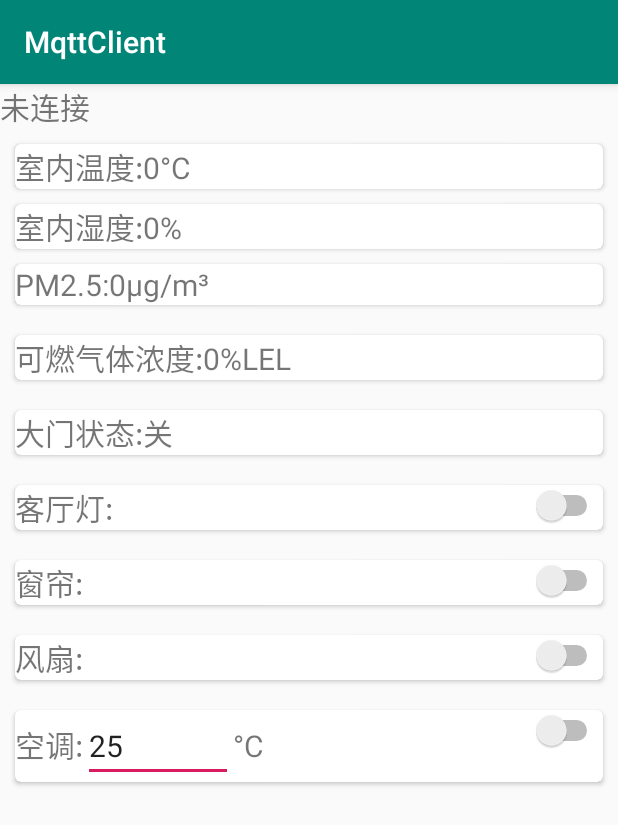
After one commit to lnstow/mqtt-client, an Android app: the DevicesDemoActivity screen opened directly, with no data from a screen before it, on a phone screen of 412 x 824 dp. The commit adds this screen. Shown: the top 825 px of the screen. Run offline under Robolectric (Android 15) with nearby library versions, the phone set to English and light mode, and no system bars; libraries missing offline, so code that uses them is left out: org.eclipse.paho; 2 statements that could not run were skipped.

Commit message:
完成设备控制功能

```diff
--- a/app/build.gradle
+++ b/app/build.gradle
@@ -30,4 +30,5 @@ dependencies {
     implementation 'org.eclipse.paho:org.eclipse.paho.android.service:1.1.1'
     implementation 'com.google.android.material:material:1.2.0-alpha05'
     implementation 'com.android.support:support-v4:4.4.1'
+    implementation 'com.google.code.gson:gson:2.7'
 }
--- a/app/src/main/AndroidManifest.xml
+++ b/app/src/main/AndroidManifest.xml
@@ -16,8 +16,7 @@
         android:roundIcon="@mipmap/ic_launcher_round"
         android:supportsRtl="true"
         android:theme="@style/AppTheme">
-        <activity android:name=".ActorsActivity"></activity>
-        <activity android:name=".SensorsActivity" />
+        <activity android:name=".DevicesDemoActivity" />
         <activity android:name=".PubSubTestActivity" />
         <activity android:name=".SettingsActivity" />
 
--- a/app/src/main/java/com/example/mqttclient/PubSubTestActivity.java
+++ b/app/src/main/java/com/example/mqttclient/PubSubTestActivity.java
@@ -33,6 +33,8 @@ public class PubSubTestActivity extends AppCompatActivity implements MqttService
             mqttBinder.setMqttEventCallback(PubSubTestActivity.this);
             if(mqttBinder.isConnected()){
                 connectState.setText("已连接");
+            } else {
+                connectState.setText("未连接");
             }
         }
 
--- a/app/src/main/java/com/example/mqttclient/protocol/Encoder.java
+++ /dev/null
@@ -1,4 +0,0 @@
-package com.example.mqttclient.protocol;
-
-public class Encoder {
-}
--- /dev/null
+++ b/app/src/main/res/layout/activity_devices_demo.xml
@@ -0,0 +1,306 @@
+<?xml version="1.0" encoding="utf-8"?>
+<androidx.core.widget.NestedScrollView xmlns:android="http://schemas.android.com/apk/res/android"
+    xmlns:app="http://schemas.android.com/apk/res-auto"
+    android:layout_width="match_parent"
+    android:layout_height="match_parent"
+    app:layout_behavior="@string/appbar_scrolling_view_behavior">
+
+    <LinearLayout
+        android:layout_width="match_parent"
+        android:layout_height="match_parent"
+        android:orientation="vertical">
+
+        <TextView
+            android:id="@+id/dev_connect_state"
+            android:layout_width="wrap_content"
+            android:layout_height="wrap_content"
+            android:text="未连接"
+            android:textSize="20sp"/>
+
+        <androidx.cardview.widget.CardView
+            android:layout_width="match_parent"
+            android:layout_height="wrap_content"
+            android:layout_marginLeft="10dp"
+            android:layout_marginTop="10dp"
+            android:layout_marginRight="10dp"
+            app:cardCornerRadius="4dp">
+
+            <LinearLayout
+                android:layout_width="match_parent"
+                android:layout_height="wrap_content"
+                android:orientation="horizontal">
+
+                <TextView
+                    android:layout_width="wrap_content"
+                    android:layout_height="wrap_content"
+                    android:text="室内温度:"
+                    android:textSize="20sp"/>
+
+                <TextView
+                    android:id="@+id/temperature_value"
+                    android:layout_width="wrap_content"
+                    android:layout_height="wrap_content"
+                    android:text="0"
+                    android:textSize="20sp"/>
+                <TextView
+                    android:layout_width="wrap_content"
+                    android:layout_height="wrap_content"
+                    android:text="°C"
+                    android:textSize="20sp"/>
+            </LinearLayout>
+        </androidx.cardview.widget.CardView>
+
+        <androidx.cardview.widget.CardView
+            android:layout_width="match_parent"
+            android:layout_height="wrap_content"
+            android:layout_marginLeft="10dp"
+            android:layout_marginTop="10dp"
+            android:layout_marginRight="10dp"
+            app:cardCornerRadius="4dp">
+
+            <LinearLayout
+                android:layout_width="match_parent"
+                android:layout_height="wrap_content"
+                android:orientation="horizontal">
+
+                <TextView
+                    android:layout_width="wrap_content"
+                    android:layout_height="wrap_content"
+                    android:text="室内湿度:"
+                    android:textSize="20sp"/>
+
+                <TextView
+                    android:id="@+id/humidity_value"
+                    android:layout_width="wrap_content"
+                    android:layout_height="wrap_content"
+                    android:text="0"
+                    android:textSize="20sp"/>
+                <TextView
+                    android:layout_width="wrap_content"
+                    android:layout_height="wrap_content"
+                    android:text="%"
+                    android:textSize="20sp"/>
+            </LinearLayout>
+        </androidx.cardview.widget.CardView>
+        <androidx.cardview.widget.CardView
+            android:layout_width="match_parent"
+            android:layout_height="wrap_content"
+            android:layout_marginLeft="10dp"
+            android:layout_marginTop="10dp"
+            android:layout_marginBottom="10dp"
+            android:layout_marginRight="10dp"
+            app:cardCornerRadius="4dp">
+
+            <LinearLayout
+                android:layout_width="match_parent"
+                android:layout_height="wrap_content"
+                android:orientation="horizontal">
+
+                <TextView
+                    android:layout_width="wrap_content"
+                    android:layout_height="wrap_content"
+                    android:text="PM2.5:"
+                    android:textSize="20sp"/>
+
+                <TextView
+                    android:id="@+id/pm_value"
+                    android:layout_width="wrap_content"
+                    android:layout_height="wrap_content"
+                    android:text="0"
+                    android:textSize="20sp"/>
+                <TextView
+                    android:layout_width="wrap_content"
+                    android:layout_height="wrap_content"
+                    android:text="μg/m³"
+                    android:textSize="20sp"/>
+            </LinearLayout>
+        </androidx.cardview.widget.CardView>
+        <androidx.cardview.widget.CardView
+            android:layout_width="match_parent"
+            android:layout_height="wrap_content"
+            android:layout_marginLeft="10dp"
+            android:layout_marginTop="10dp"
+            android:layout_marginBottom="10dp"
+            android:layout_marginRight="10dp"
+            app:cardCornerRadius="4dp">
+
+            <LinearLayout
+                android:layout_width="match_parent"
+                android:layout_height="wrap_content"
+                android:orientation="horizontal">
+
+                <TextView
+                    android:layout_width="wrap_content"
+                    android:layout_height="wrap_content"
+                    android:text="可燃气体浓度:"
+                    android:textSize="20sp"/>
+
+                <TextView
+                    android:id="@+id/co2_value"
+                    android:layout_width="wrap_content"
+                    android:layout_height="wrap_content"
+                    android:text="0"
+                    android:textSize="20sp"/>
+                <TextView
+                    android:layout_width="wrap_content"
+                    android:layout_height="wrap_content"
+                    android:text="%LEL"
+                    android:textSize="20sp"/>
+            </LinearLayout>
+        </androidx.cardview.widget.CardView>
+        <androidx.cardview.widget.CardView
+            android:layout_width="match_parent"
+            android:layout_height="wrap_content"
+            android:layout_marginLeft="10dp"
+            android:layout_marginTop="10dp"
+            android:layout_marginBottom="10dp"
+            android:layout_marginRight="10dp"
+            app:cardCornerRadius="4dp">
+
+            <LinearLayout
+                android:layout_width="match_parent"
+                android:layout_height="wrap_content"
+                android:orientation="horizontal">
+
+                <TextView
+                    android:layout_width="wrap_content"
+                    android:layout_height="wrap_content"
+                    android:text="大门状态:"
+                    android:textSize="20sp"/>
+
+                <TextView
+                    android:id="@+id/door_status"
+                    android:layout_width="wrap_content"
+                    android:layout_height="wrap_content"
+                    android:text="关"
+                    android:textSize="20sp"/>
+            </LinearLayout>
+        </androidx.cardview.widget.CardView>
+        <androidx.cardview.widget.CardView
+            android:layout_width="match_parent"
+            android:layout_height="wrap_content"
+            android:layout_marginLeft="10dp"
+            android:layout_marginTop="10dp"
+            android:layout_marginBottom="10dp"
+            android:layout_marginRight="10dp"
+            app:cardCornerRadius="4dp">
+
+            <FrameLayout
+                android:layout_width="match_parent"
+                android:layout_height="wrap_content">
+
+                <TextView
+                    android:layout_width="wrap_content"
+                    android:layout_height="wrap_content"
+                    android:text="客厅灯:"
+                    android:textSize="20sp"/>
+
+                <Switch
+                    android:id="@+id/parlour_light_switch"
+                    android:layout_width="wrap_content"
+                    android:layout_height="wrap_content"
+                    android:layout_gravity="end"
+                    android:textSize="20sp"/>
+            </FrameLayout>
+        </androidx.cardview.widget.CardView>
+        <androidx.cardview.widget.CardView
+            android:layout_width="match_parent"
+            android:layout_height="wrap_content"
+            android:layout_marginLeft="10dp"
+            android:layout_marginTop="10dp"
+            android:layout_marginBottom="10dp"
+            android:layout_marginRight="10dp"
+            app:cardCornerRadius="4dp">
+
+            <FrameLayout
+                android:layout_width="match_parent"
+                android:layout_height="wrap_content">
+
+                <TextView
+                    android:layout_width="wrap_content"
+                    android:layout_height="wrap_content"
+                    android:text="窗帘:"
+                    android:textSize="20sp"/>
+
+                <Switch
+                    android:id="@+id/curtain_switch"
+                    android:layout_width="wrap_content"
+                    android:layout_height="wrap_content"
+                    android:layout_gravity="end"
+                    android:textSize="20sp"/>
+            </FrameLayout>
+        </androidx.cardview.widget.CardView>
+        <androidx.cardview.widget.CardView
+            android:layout_width="match_parent"
+            android:layout_height="wrap_content"
+            android:layout_marginLeft="10dp"
+            android:layout_marginTop="10dp"
+            android:layout_marginBottom="10dp"
+            android:layout_marginRight="10dp"
+            app:cardCornerRadius="4dp">
+
+            <FrameLayout
+                android:layout_width="match_parent"
+                android:layout_height="wrap_content">
+
+                <TextView
+                    android:layout_width="wrap_content"
+                    android:layout_height="wrap_content"
+                    android:text="风扇:"
+                    android:textSize="20sp"/>
+
+                <Switch
+                    android:id="@+id/fan_socket_switch"
+                    android:layout_width="wrap_content"
+                    android:layout_height="wrap_content"
+                    android:layout_gravity="end"
+                    android:textSize="20sp"/>
+            </FrameLayout>
+        </androidx.cardview.widget.CardView>
+        <androidx.cardview.widget.CardView
+            android:layout_width="match_parent"
+            android:layout_height="wrap_content"
+            android:layout_marginLeft="10dp"
+            android:layout_marginTop="10dp"
+            android:layout_marginBottom="10dp"
+            android:layout_marginRight="10dp"
+            app:cardCornerRadius="4dp">
+
+            <FrameLayout
+                android:layout_width="match_parent"
+                android:layout_height="wrap_content">
+
+                <LinearLayout
+                    android:orientation="horizontal"
+                    android:layout_width="wrap_content"
+                    android:layout_height="wrap_content">
+                    <TextView
+                        android:layout_width="wrap_content"
+                        android:layout_height="wrap_content"
+                        android:text="空调:"
+                        android:textSize="20sp"/>
+                    <EditText
+                        android:id="@+id/air_conditioning_value"
+                        android:layout_width="100sp"
+                        android:layout_height="wrap_content"
+                        android:text="25"
+                        android:textSize="20sp"/>
+                    <TextView
+                        android:layout_width="wrap_content"
+                        android:layout_height="wrap_content"
+                        android:text="°C"
+                        android:textSize="20sp"/>
+                </LinearLayout>
+
+                <Switch
+                    android:id="@+id/air_conditioning_switch"
+                    android:layout_width="wrap_content"
+                    android:layout_height="wrap_content"
+                    android:layout_gravity="end"
+                    android:textSize="20sp"/>
+            </FrameLayout>
+        </androidx.cardview.widget.CardView>
+    </LinearLayout>
+
+
+</androidx.core.widget.NestedScrollView>
--- a/app/src/main/res/layout/activity_main.xml
+++ b/app/src/main/res/layout/activity_main.xml
@@ -21,4 +21,10 @@
         android:layout_height="wrap_content"
         android:text="测试发布订阅"
         android:textSize="20sp"/>
+    <Button
+        android:id="@+id/dev_demo_btn"
+        android:layout_width="match_parent"
+        android:layout_height="wrap_content"
+        android:text="示例设备"
+        android:textSize="20sp"/>
 </LinearLayout>
```
Also changed, not shown: app/src/main/java/com/example/mqttclient/ActorsActivity.java (deleted, +0 -14 lines), app/src/main/java/com/example/mqttclient/DevicesDemoActivity.java (added, +205 -0 lines), app/src/main/java/com/example/mqttclient/MainActivity.java (+10 -0 lines), app/src/main/java/com/example/mqttclient/SensorsActivity.java (deleted, +0 -14 lines), app/src/main/java/com/example/mqttclient/protocol/AirConditioningMessage.java (added, +11 -0 lines), app/src/main/java/com/example/mqttclient/protocol/BaseMessage.java (+12 -0 lines), app/src/main/java/com/example/mqttclient/protocol/BoolMessage.java (added, +9 -0 lines), app/src/main/java/com/example/mqttclient/protocol/FloatMessage.java (added, +10 -0 lines), app/src/main/java/com/example/mqttclient/protocol/IntMessage.java (added, +10 -0 lines), app/src/main/res/layout/activity_actors.xml (deleted, +0 -9 lines), app/src/main/res/layout/activity_sensors.xml (deleted, +0 -9 lines).
